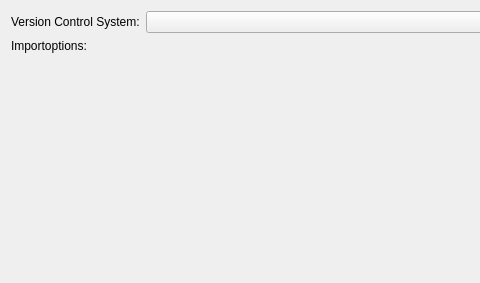
Above: plugins/appwizard/projectvcspage.ui from KDE/kdevelop before the change; both pictures show x 0 to 480 and y 0 to 283 of the 774 by 283 pixel window. Below: the same form after it.
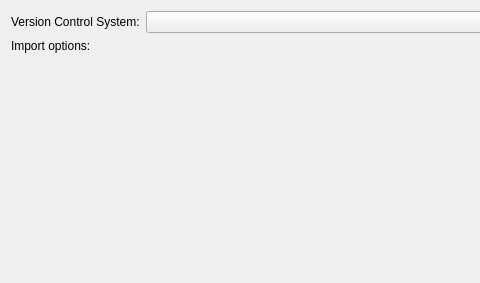
That is the form after the change. Custom widgets are drawn as their Qt base class.

Commit message: fix string missing space

```diff
--- a/plugins/appwizard/projectvcspage.ui
+++ b/plugins/appwizard/projectvcspage.ui
@@ -23,7 +23,7 @@
    <item row="1" column="0" >
     <widget class="QLabel" name="label_2" >
      <property name="text" >
-      <string>Importoptions:</string>
+      <string>Import options:</string>
      </property>
      <property name="alignment" >
       <set>Qt::AlignLeading|Qt::AlignLeft|Qt::AlignTop</set>
```
